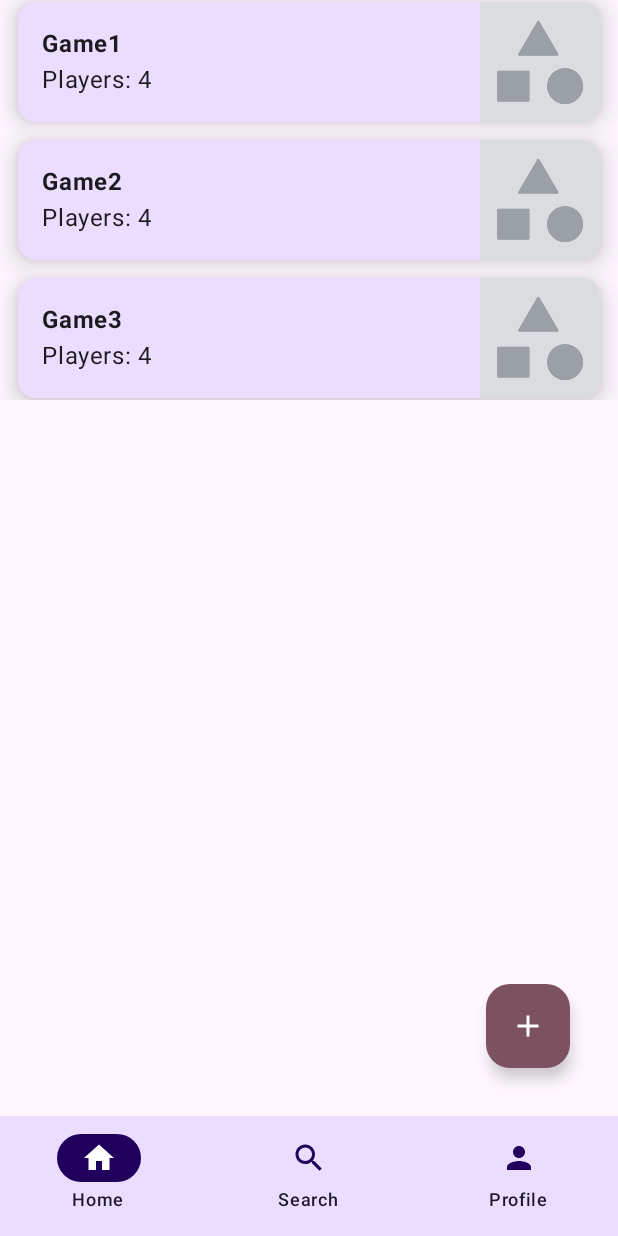
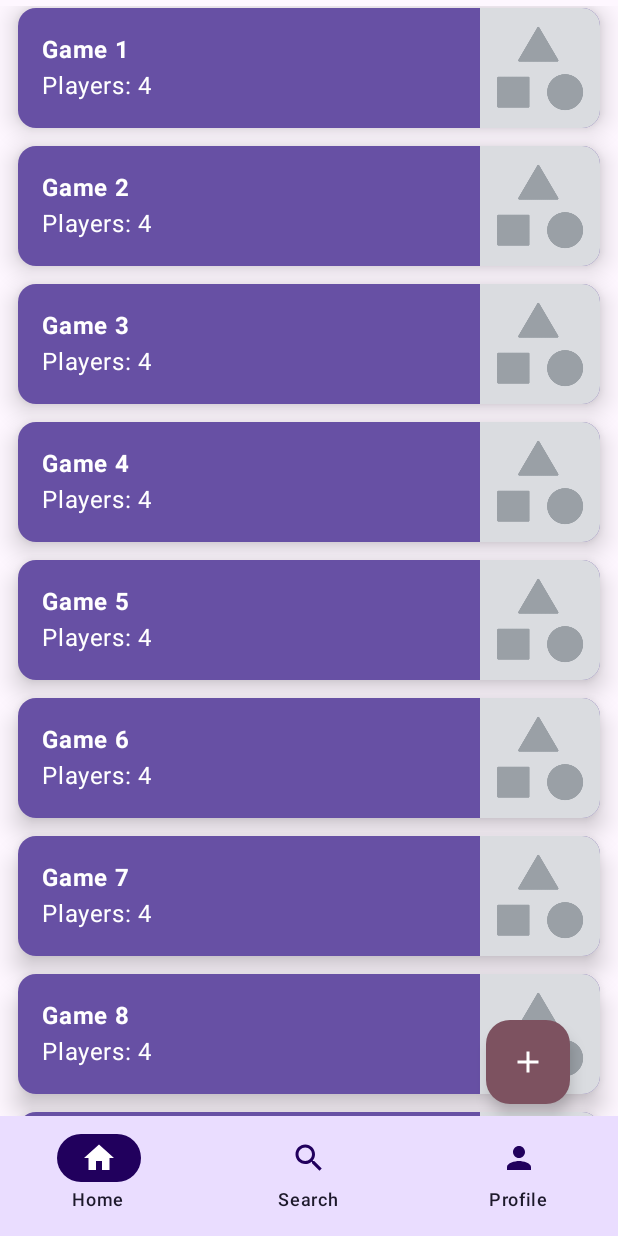
Before and after one commit to SaltyPineapple/Material3Testing, an Android app built with Jetpack Compose: the screen it shows after launch (MainActivity), on a phone screen of 412 x 824 dp. Run offline under Robolectric (Android 15) with nearby library versions, the phone set to English and light mode, and no system bars.

Commit message:
Update scaffold & fix navigation

```diff
--- a/app/src/main/java/com/learn/material3testing/Material3TestingApp.kt
+++ b/app/src/main/java/com/learn/material3testing/Material3TestingApp.kt
@@ -12,12 +12,15 @@ import androidx.compose.ui.platform.LocalContext
 import androidx.compose.ui.text.font.FontWeight
 import androidx.compose.ui.tooling.preview.Preview
 import androidx.compose.ui.unit.dp
+import androidx.navigation.NavBackStackEntry
+import androidx.navigation.NavGraphBuilder
 import androidx.navigation.NavHostController
 import androidx.navigation.compose.NavHost
 import androidx.navigation.compose.composable
 import androidx.navigation.compose.currentBackStackEntryAsState
 import androidx.navigation.compose.rememberNavController
 import com.learn.material3testing.ui.components.HomeScreen
+import com.learn.material3testing.ui.components.MaterialScaffold
 import com.learn.material3testing.ui.components.NavBarItems
 import com.learn.material3testing.ui.components.ProfileScreen
 import com.learn.material3testing.ui.components.SearchScreen
@@ -31,8 +34,7 @@ fun Material3TestingApp() {
     val navController = rememberNavController()
     val backStackEntry = navController.currentBackStackEntryAsState()
 
-    // NOTE: I think we need to move this scaffold to its own composable bc the FAB will be on every screen. Need to make it modular
-    Scaffold(
+    MaterialScaffold(
         bottomBar = {
             NavigationBar(containerColor = MaterialTheme.colorScheme.primaryContainer){
                 NavBarItems.forEach { item ->
@@ -56,28 +58,11 @@ fun Material3TestingApp() {
                             unselectedTextColor = MaterialTheme.colorScheme.onSecondaryContainer,
                             indicatorColor = MaterialTheme.colorScheme.onPrimaryContainer,
 
-                        )
+                            )
                     )
                 }
             }
         },
-        floatingActionButton = {
-            val context = LocalContext.current
-            FloatingActionButton(
-                onClick = { Toast.makeText(context, "Create a new game", Toast.LENGTH_SHORT).show() },
-                modifier = Modifier.padding(16.dp),
-                containerColor = MaterialTheme.colorScheme.tertiary,
-                contentColor = MaterialTheme.colorScheme.onTertiary,
-            ) {
-                Icon(
-                    imageVector = Icons.Default.Add,
-                    contentDescription = "Start a new game",
-                    modifier = Modifier.size(24.dp)
-                )
-            }
-        },
-        floatingActionButtonPosition = FabPosition.End,
-
     ) { padding ->
         NavGraph(modifier = Modifier.padding(padding), navController = navController)
     }
@@ -102,7 +87,6 @@ private fun NavGraph(
     }
 }
 
-
 @Preview("Lightmode", backgroundColor = 0xFFF1EFEF)
 @Composable
 fun Material3TestingAppPreviewLight(){
--- a/app/src/main/java/com/learn/material3testing/ui/components/GameCard.kt
+++ b/app/src/main/java/com/learn/material3testing/ui/components/GameCard.kt
@@ -46,12 +46,17 @@ fun GameCard(gameId: Int){
             defaultElevation = 10.dp
         ),
     ) {
-        Row(modifier = Modifier.background(color = MaterialTheme.colorScheme.primaryContainer)) {
+        Row(modifier = Modifier.background(color = MaterialTheme.colorScheme.primary)) {
             Column(modifier = Modifier
                 .padding(16.dp)
                 .weight(1f)) {
-                Text(text = currentGame.name, fontWeight = FontWeight.Bold)
-                Text(text = "Players: " + currentGame.players.toString())
+                Text(
+                    text = currentGame.name,
+                    fontWeight = FontWeight.Bold,
+                    color = MaterialTheme.colorScheme.onPrimary)
+                Text(
+                    text = "Players: " + currentGame.players.toString(),
+                    color = MaterialTheme.colorScheme.onPrimary)
             }
             Image(
                 painter = painterResource(id = R.drawable.placeholder),
@@ -64,11 +69,12 @@ fun GameCard(gameId: Int){
 }
 
 @Composable
-fun GameCards(gameCollection: List<Game>){
+fun GameCards(gameCollection: List<Game>, modifier: Modifier = Modifier){
     LazyVerticalGrid(
         columns = GridCells.Fixed(1),
         contentPadding = PaddingValues(horizontal = 12.dp, vertical = 1.dp),
         verticalArrangement = Arrangement.spacedBy(12.dp),
+        modifier = Modifier.padding(bottom = 80.dp, top = 4.dp)
     ){
         items(gameCollection.size) { index -> GameCard(gameCollection[index].id)}
     }
--- a/app/src/main/java/com/learn/material3testing/ui/components/NavBar.kt
+++ b/app/src/main/java/com/learn/material3testing/ui/components/NavBar.kt
@@ -4,10 +4,23 @@ import androidx.compose.material.icons.Icons
 import androidx.compose.material.icons.filled.Home
 import androidx.compose.material.icons.filled.Person
 import androidx.compose.material.icons.filled.Search
+import androidx.compose.material3.Icon
+import androidx.compose.material3.MaterialTheme
+import androidx.compose.material3.NavigationBar
+import androidx.compose.material3.NavigationBarItem
 import androidx.compose.material3.NavigationBarItemColors
+import androidx.compose.material3.NavigationBarItemDefaults
+import androidx.compose.material3.Text
 import androidx.compose.runtime.Composable
+import androidx.compose.ui.Modifier
 import androidx.compose.ui.graphics.vector.ImageVector
+import androidx.compose.ui.text.font.FontWeight
+import androidx.navigation.NavHostController
 import androidx.navigation.Navigation
+import androidx.navigation.compose.NavHost
+import androidx.navigation.compose.composable
+import androidx.navigation.compose.currentBackStackEntryAsState
+import androidx.navigation.compose.rememberNavController
 import com.learn.material3testing.ui.screens.Home
 import com.learn.material3testing.ui.screens.Profile
 import com.learn.material3testing.ui.screens.Search
@@ -41,3 +54,35 @@ object ProfileScreen: MaterialDestination {
 }
 
 val NavBarItems = listOf(HomeScreen, SearchScreen, ProfileScreen)
+
+@Composable
+fun MaterialNavBar() {
+    val navController = rememberNavController()
+    val backStackEntry = navController.currentBackStackEntryAsState()
+
+    NavigationBar(containerColor = MaterialTheme.colorScheme.primaryContainer) {
+        NavBarItems.forEach { item ->
+            var selected = item.route == backStackEntry.value?.destination?.route
+            NavigationBarItem(
+                selected = selected,
+                onClick = { navController.navigate(item.route) },
+                label = {
+                    Text(
+                        text = item.text,
+                        fontWeight = FontWeight.SemiBold
+                    )
+                },
+                icon = {
+                    Icon(imageVector = item.icon, contentDescription = "${item.text} Icon")
+                },
+                colors = NavigationBarItemDefaults.colors(
+                    selectedIconColor = MaterialTheme.colorScheme.onPrimary,
+                    unselectedIconColor = MaterialTheme.colorScheme.onPrimaryContainer,
+                    selectedTextColor = MaterialTheme.colorScheme.onSecondaryContainer,
+                    unselectedTextColor = MaterialTheme.colorScheme.onSecondaryContainer,
+                    indicatorColor = MaterialTheme.colorScheme.onPrimaryContainer,
+                )
+            )
+        }
+    }
+}
--- /dev/null
+++ b/app/src/main/java/com/learn/material3testing/ui/components/Scaffold.kt
@@ -0,0 +1,26 @@
+package com.learn.material3testing.ui.components
+
+import androidx.compose.foundation.layout.PaddingValues
+import androidx.compose.material3.FabPosition
+import androidx.compose.material3.MaterialTheme
+import androidx.compose.material3.Scaffold
+import androidx.compose.runtime.Composable
+import androidx.compose.ui.Modifier
+import androidx.compose.ui.graphics.Color
+
+@Composable
+fun MaterialScaffold(
+    modifier: Modifier = Modifier,
+    bottomBar: @Composable (() -> Unit) = {},
+    floatingActionButton: @Composable (() -> Unit) = {},
+    floatingActionButtonPosition: FabPosition = FabPosition.End,
+    content: @Composable (PaddingValues) -> Unit
+) {
+    Scaffold(
+        modifier = modifier,
+        bottomBar = bottomBar,
+        floatingActionButton = floatingActionButton,
+        floatingActionButtonPosition = floatingActionButtonPosition,
+        content = content
+    )
+}
--- a/app/src/main/java/com/learn/material3testing/ui/components/data/Game.kt
+++ b/app/src/main/java/com/learn/material3testing/ui/components/data/Game.kt
@@ -13,14 +13,22 @@ interface Game {
 // FAKE DATA BELOW
 
 val games = listOf(
-    FakeGame1,FakeGame2,FakeGame3
+    FakeGame1,
+    FakeGame2,
+    FakeGame3,
+    FakeGame4,
+    FakeGame5,
+    FakeGame6,
+    FakeGame7,
+    FakeGame8,
+    FakeGame9,
 )
 
 object FakeGame1 : Game {
     override val id: Int
         get() = 0
     override val name: String
-        get() = "Game1"
+        get() = "Game 1"
     override val players: Int
         get() = 4
     override val imageIconUrl: Int
@@ -31,7 +39,7 @@ object FakeGame2 : Game {
     override val id: Int
         get() = 1
     override val name: String
-        get() = "Game2"
+        get() = "Game 2"
     override val players: Int
         get() = 4
     override val imageIconUrl: Int
@@ -42,9 +50,75 @@ object FakeGame3 : Game {
     override val id: Int
         get() = 2
     override val name: String
-        get() = "Game3"
+        get() = "Game 3"
     override val players: Int
         get() = 4
     override val imageIconUrl: Int
         get() =  R.drawable.placeholder
 }
+
+object FakeGame4 : Game {
+    override val id: Int
+        get() = 3
+    override val name: String
+        get() = "Game 4"
+    override val players: Int
+        get() = 4
+    override val imageIconUrl: Int
+        get() = R.drawable.placeholder
+}
+
+object FakeGame5 : Game {
+    override val id: Int
+        get() = 4
+    override val name: String
+        get() = "Game 5"
+    override val players: Int
+        get() = 4
+    override val imageIconUrl: Int
+        get() = R.drawable.placeholder
+}
+
+object FakeGame6 : Game {
+    override val id: Int
+        get() = 5
+    override val name: String
+        get() = "Game 6"
+    override val players: Int
+        get() = 4
+    override val imageIconUrl: Int
+        get() = R.drawable.placeholder
+}
+
+object FakeGame7 : Game {
+    override val id: Int
+        get() = 6
+    override val name: String
+        get() = "Game 7"
+    override val players: Int
+        get() = 4
+    override val imageIconUrl: Int
+        get() = R.drawable.placeholder
+}
+
+object FakeGame8 : Game {
+    override val id: Int
+        get() = 7
+    override val name: String
+        get() = "Game 8"
+    override val players: Int
+        get() = 4
+    override val imageIconUrl: Int
+        get() = R.drawable.placeholder
+}
+
+object FakeGame9 : Game {
+    override val id: Int
+        get() = 8
+    override val name: String
+        get() = "Game 9"
+    override val players: Int
+        get() = 4
+    override val imageIconUrl: Int
+        get() = R.drawable.placeholder
+}
--- a/app/src/main/java/com/learn/material3testing/ui/screens/Screens.kt
+++ b/app/src/main/java/com/learn/material3testing/ui/screens/Screens.kt
@@ -1,21 +1,63 @@
 package com.learn.material3testing.ui.screens
 
+import android.widget.Toast
+import androidx.compose.foundation.layout.padding
+import androidx.compose.foundation.layout.size
+import androidx.compose.material.icons.Icons
+import androidx.compose.material.icons.filled.Add
+import androidx.compose.material3.FabPosition
+import androidx.compose.material3.FloatingActionButton
+import androidx.compose.material3.Icon
+import androidx.compose.material3.MaterialTheme
 import androidx.compose.material3.Text
 import androidx.compose.runtime.Composable
+import androidx.compose.ui.Modifier
+import androidx.compose.ui.platform.LocalContext
+import androidx.compose.ui.unit.dp
 import com.learn.material3testing.ui.components.GameCards
+import com.learn.material3testing.ui.components.MaterialNavBar
+import com.learn.material3testing.ui.components.MaterialScaffold
 import com.learn.material3testing.ui.components.data.games
 
 @Composable
 fun Home(){
-    GameCards(gameCollection = games)
+    MaterialScaffold(
+        floatingActionButton = {
+            val context = LocalContext.current
+            FloatingActionButton(
+                onClick = { Toast.makeText(context, "Create a new game", Toast.LENGTH_SHORT).show() },
+                modifier = Modifier.padding(end = 16.dp, bottom = 72.dp),
+                containerColor = MaterialTheme.colorScheme.tertiary,
+                contentColor = MaterialTheme.colorScheme.onTertiary,
+            ) {
+                Icon(
+                    imageVector = Icons.Default.Add,
+                    contentDescription = "Start a new game",
+                    modifier = Modifier.size(24.dp)
+                )
+            }
+        },
+        floatingActionButtonPosition = FabPosition.End,
+
+        ) { paddingValues ->
+        GameCards(gameCollection = games, modifier = Modifier.padding(paddingValues))
+    }
+
 }
 
 @Composable
 fun Search(){
-    Text(text = "Hello Search!")
+    MaterialScaffold(
+
+        ) { paddingValues ->
+        Text(text = "Hello Search!", modifier = Modifier.padding(paddingValues))
+    }
 }
 
 @Composable
 fun Profile(){
-    Text(text = "Hello Profile!")
+    MaterialScaffold(
+        ) { paddingValues ->
+        Text(text = "Hello Profile!", modifier = Modifier.padding(paddingValues))
+    }
 }
```
